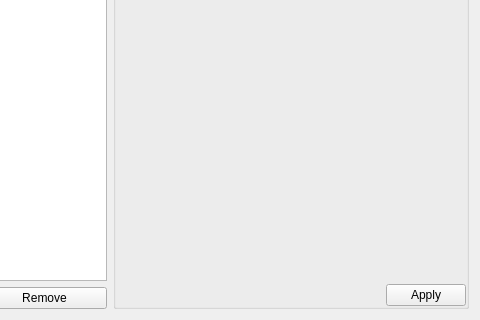
First picture: the form in src/ui/interfaceswindow.ui, repository LibreTuner/LibreTuner, before the edit; both pictures show x 160 to 640 and y 160 to 480 of the 640 by 480 pixel window.
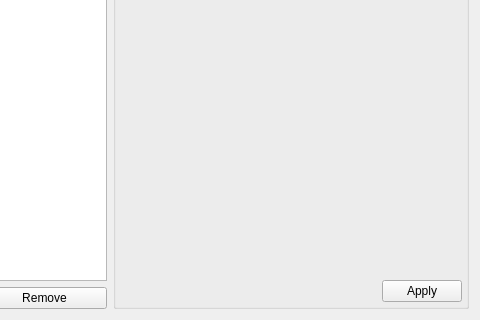
Second picture: the form after the edit. Icons and pictures are not drawn.

Diff of the .ui file:
```diff
--- a/src/ui/interfaceswindow.ui
+++ b/src/ui/interfaceswindow.ui
@@ -83,16 +83,16 @@
      </property>
      <layout class="QVBoxLayout" name="layout">
       <property name="leftMargin">
-       <number>0</number>
+       <number>4</number>
       </property>
       <property name="topMargin">
-       <number>0</number>
+       <number>4</number>
       </property>
       <property name="rightMargin">
-       <number>0</number>
+       <number>4</number>
       </property>
       <property name="bottomMargin">
-       <number>0</number>
+       <number>4</number>
       </property>
       <item>
        <layout class="QVBoxLayout" name="settingsLayout"/>
```
